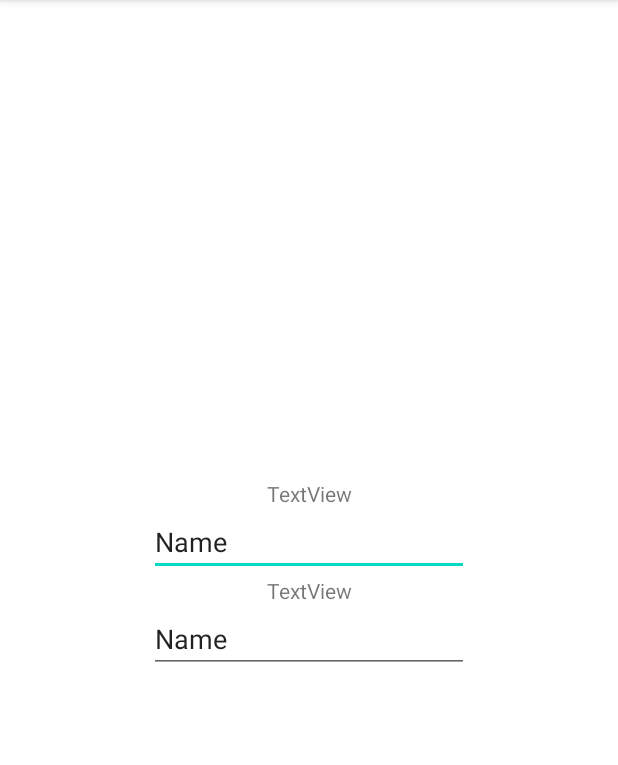
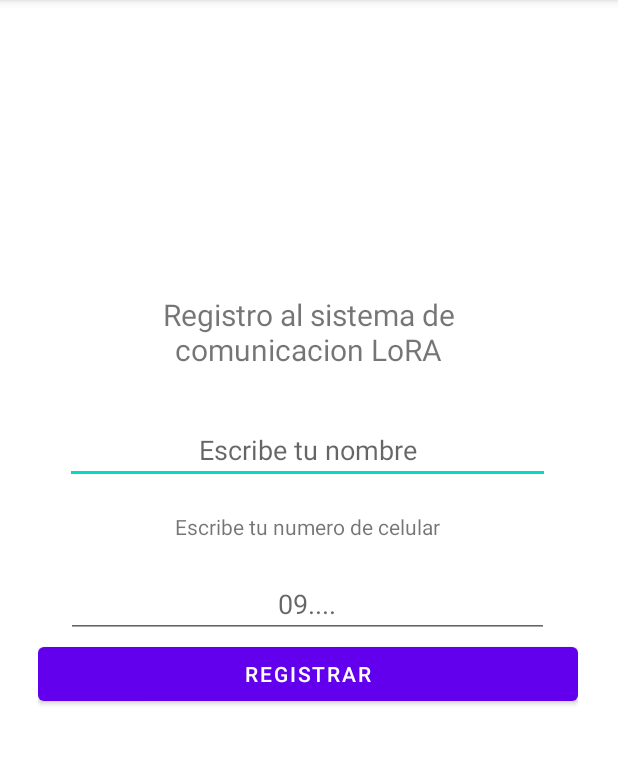
Before and after one commit to elcuenca3/SalinasApp, an Android app: the MainActivity screen opened directly, with no data from a screen before it, on a phone screen of 412 x 824 dp, the part 84-849 px from its top. Run offline under Robolectric (Android 15) with nearby library versions, the phone set to English and light mode, and no system bars.

Commit message:
layouts terminados

```diff
--- a/app/src/main/res/layout/activity_envio.xml
+++ b/app/src/main/res/layout/activity_envio.xml
@@ -116,7 +116,7 @@
         </LinearLayout>
 
         <Button
-            android:id="@+id/button"
+            android:id="@+id/envio"
             android:layout_width="match_parent"
             android:layout_height="wrap_content"
             android:text="Enviar" />
--- a/app/src/main/res/layout/activity_main.xml
+++ b/app/src/main/res/layout/activity_main.xml
@@ -7,42 +7,57 @@
     tools:context=".MainActivity">
 
     <LinearLayout
-        android:layout_width="367dp"
-        android:layout_height="537dp"
+        android:layout_width="360dp"
+        android:layout_height="413dp"
         android:gravity="center"
         android:orientation="vertical"
         app:layout_constraintBottom_toBottomOf="parent"
         app:layout_constraintEnd_toEndOf="parent"
+        app:layout_constraintHorizontal_bias="0.49"
         app:layout_constraintStart_toStartOf="parent"
-        app:layout_constraintTop_toTopOf="parent">
+        app:layout_constraintTop_toTopOf="parent"
+        app:layout_constraintVertical_bias="0.345">
 
         <TextView
             android:id="@+id/textView6"
-            android:layout_width="wrap_content"
-            android:layout_height="wrap_content"
-            android:text="TextView" />
+            android:layout_width="221dp"
+            android:layout_height="92dp"
+            android:gravity="center"
+            android:paddingBottom="20dp"
+            android:text="Registro al sistema de comunicacion LoRA"
+            android:textSize="20sp" />
 
         <EditText
-            android:id="@+id/editTextTextPersonName5"
-            android:layout_width="wrap_content"
+            android:id="@+id/nombreUser"
+            android:layout_width="323dp"
             android:layout_height="wrap_content"
             android:ems="10"
-            android:inputType="textPersonName"
-            android:text="Name" />
+            android:gravity="center"
+            android:hint="Escribe tu nombre"
+            android:inputType="textPersonName" />
 
         <TextView
             android:id="@+id/textView7"
-            android:layout_width="wrap_content"
-            android:layout_height="wrap_content"
-            android:text="TextView" />
+            android:layout_width="211dp"
+            android:layout_height="57dp"
+            android:gravity="center"
+            android:text="Escribe tu numero de celular" />
 
         <EditText
-            android:id="@+id/editTextTextPersonName6"
-            android:layout_width="wrap_content"
+            android:id="@+id/celularUser"
+            android:layout_width="322dp"
             android:layout_height="wrap_content"
             android:ems="10"
-            android:inputType="textPersonName"
-            android:text="Name" />
+            android:gravity="center"
+            android:hint="09...."
+            android:inputType="textPersonName" />
+
+        <Button
+            android:id="@+id/registro"
+            android:layout_width="match_parent"
+            android:layout_height="wrap_content"
+            android:text="Registrar" />
+
     </LinearLayout>
 
 </androidx.constraintlayout.widget.ConstraintLayout>
```
